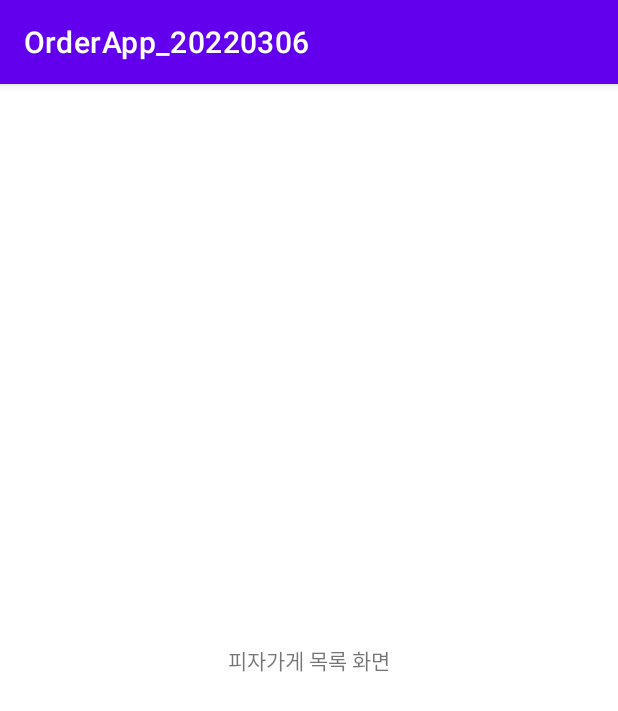
After one commit to nepp-plus/OrderApp_20220306, an Android app: the fragment PizzaStoreListFragment shown on its own in the app's theme, on a phone screen of 412 x 824 dp. The commit adds this screen. Shown: the top 711 px of the screen. Run offline under Robolectric (Android 15) with nearby library versions, the phone set to English and light mode, and no system bars.

Commit message:
피자가게 목록 표현 프래그먼트 생성  - 임시 UI : 문구만 배치

```diff
--- /dev/null
+++ b/app/src/main/java/com/neppplus/orderapp_20220306/fragments/PizzaStoreListFragment.kt
@@ -0,0 +1,27 @@
+package com.neppplus.orderapp_20220306.fragments
+
+import android.os.Bundle
+import android.view.LayoutInflater
+import android.view.View
+import android.view.ViewGroup
+import androidx.fragment.app.Fragment
+import com.neppplus.orderapp_20220306.R
+
+class PizzaStoreListFragment : Fragment() {
+
+    override fun onCreateView(
+        inflater: LayoutInflater,
+        container: ViewGroup?,
+        savedInstanceState: Bundle?
+    ): View? {
+        return inflater.inflate(R.layout.fragment_pizza_store_list, container, false)
+    }
+
+    override fun onActivityCreated(savedInstanceState: Bundle?) {
+        super.onActivityCreated(savedInstanceState)
+
+
+
+    }
+
+}
--- a/app/src/main/res/layout/activity_main.xml
+++ b/app/src/main/res/layout/activity_main.xml
@@ -14,5 +14,10 @@
         app:tabSelectedTextColor="@color/black"
         app:tabIndicatorColor="@color/black"/>
 
+    <androidx.viewpager.widget.ViewPager
+        android:id="@+id/mainViewPager"
+        android:layout_width="match_parent"
+        android:layout_height="match_parent" />
+
 
 </LinearLayout>
--- /dev/null
+++ b/app/src/main/res/layout/fragment_pizza_store_list.xml
@@ -0,0 +1,13 @@
+<?xml version="1.0" encoding="utf-8"?>
+<LinearLayout xmlns:android="http://schemas.android.com/apk/res/android"
+    android:layout_width="match_parent"
+    android:layout_height="match_parent"
+    android:orientation="vertical"
+    android:gravity="center">
+
+    <TextView
+        android:layout_width="wrap_content"
+        android:layout_height="wrap_content"
+        android:text="피자가게 목록 화면" />
+
+</LinearLayout>
```
